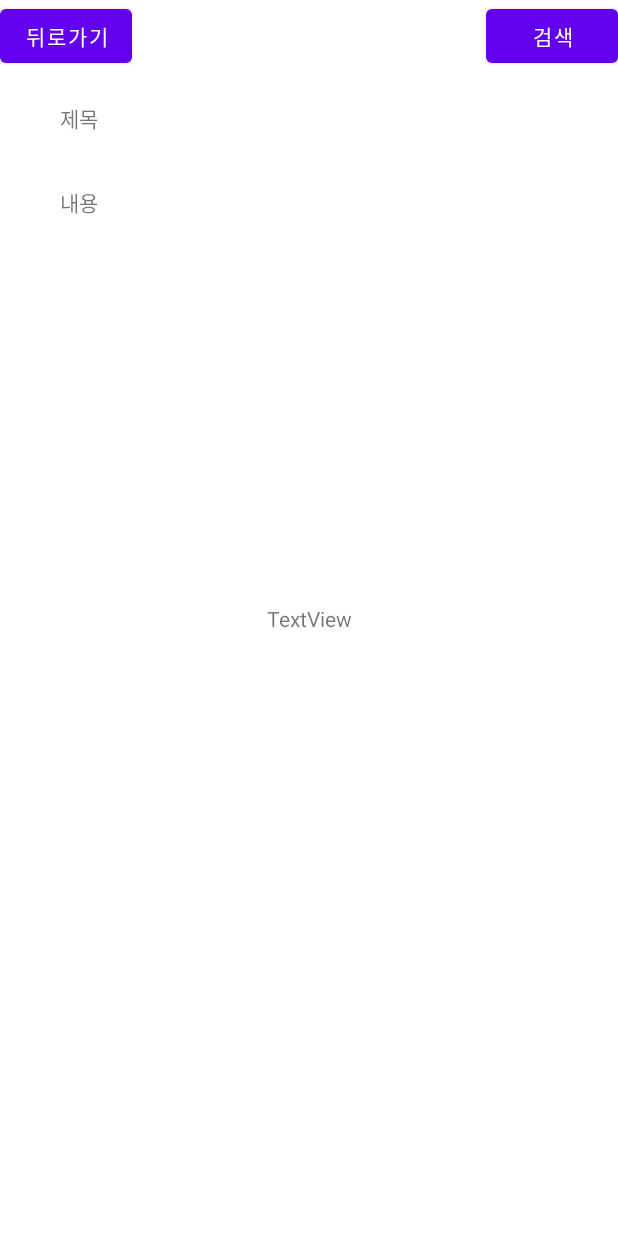
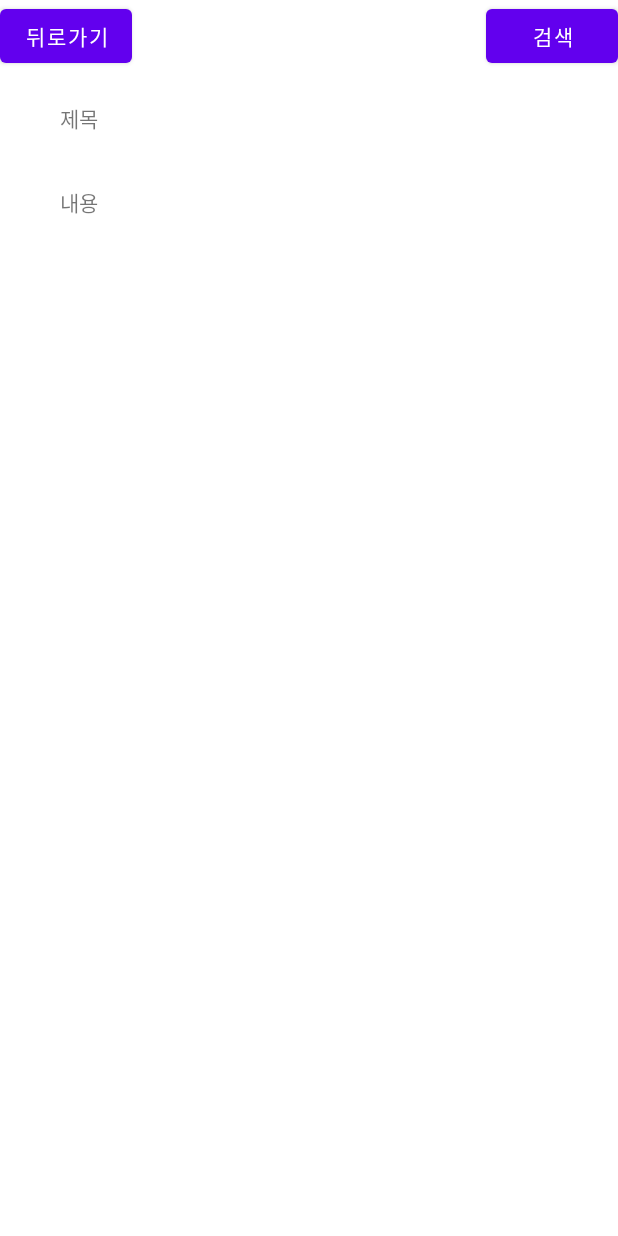
Before and after one commit to MinHyukJi1226/2020_narcissism_project_Android, an Android app: the screen it shows after launch (AnswerActivity), on a phone screen of 412 x 824 dp. Run offline under Robolectric (Android 15) with nearby library versions, the phone set to English and light mode, and no system bars; pictures from the network do not load.

Commit message:
dynamic textView and ImageView

```diff
--- a/Narcissism_Android/app/src/main/res/layout/activity_answer.xml
+++ b/Narcissism_Android/app/src/main/res/layout/activity_answer.xml
@@ -54,13 +54,4 @@
         app:layout_constraintStart_toStartOf="parent"
         app:layout_constraintTop_toTopOf="parent" />
 
-    <TextView
-        android:id="@+id/textView3"
-        android:layout_width="wrap_content"
-        android:layout_height="wrap_content"
-        android:text="TextView"
-        app:layout_constraintBottom_toBottomOf="parent"
-        app:layout_constraintEnd_toEndOf="parent"
-        app:layout_constraintStart_toStartOf="parent"
-        app:layout_constraintTop_toTopOf="parent" />
 </androidx.constraintlayout.widget.ConstraintLayout>
```
Also changed, not shown: Narcissism_Android/app/src/main/java/org/techtown/narcissism_android/AnswerActivity.java (+21 -3 lines).
